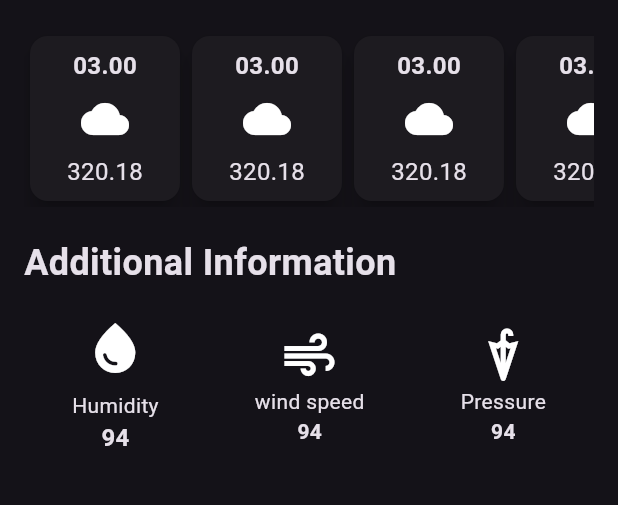
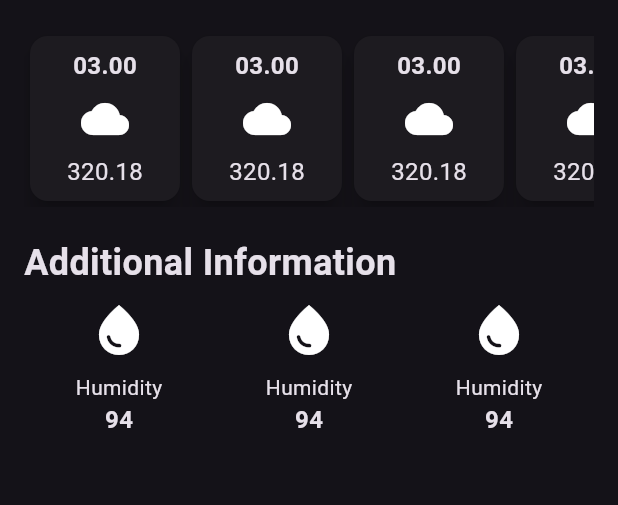
Before and after one commit to arshedgithub/Mobile-weather-app, a Flutter app: the screen it shows after launch, on a phone screen of 412 x 824 dp, the part 486-991 px from its top. Run offline on Flutter 3.47's test engine with Material 2 defaults, Android fonts, the phone set to English and light mode, and no system bars.

Commit message:
move additional info class to seperate file

```diff
--- /dev/null
+++ b/lib/addiotional_info.dart
@@ -0,0 +1,28 @@
+import 'package:flutter/material.dart';
+
+class AdditionalInfo extends StatelessWidget {
+  const AdditionalInfo({
+    super.key,
+  });
+
+  @override
+  Widget build(BuildContext context) {
+    return const Column(
+      children: [
+        Icon(
+          Icons.water_drop,
+          size: 40,
+        ),
+        SizedBox(height: 8),
+        Text('Humidity'),
+        Text(
+          '94',
+          style: TextStyle(
+            fontSize: 16,
+            fontWeight: FontWeight.bold,
+          ),
+        ),
+      ],
+    );
+  }
+}
--- a/lib/weather_screen.dart
+++ b/lib/weather_screen.dart
@@ -1,5 +1,6 @@
 import 'dart:ui';
 import 'package:flutter/material.dart';
+import 'package:weather_app/addiotional_info.dart';
 import 'package:weather_app/hourly_forecast_item.dart';
 
 class WeatherScreen extends StatefulWidget {
@@ -92,53 +93,13 @@ class _WeatherScreenState extends State<WeatherScreen> {
               fontWeight: FontWeight.bold,
             ),
           ),
-          const SizedBox(height: 20),
-          Row(
+          const SizedBox(height: 8),
+          const Row(
             mainAxisAlignment: MainAxisAlignment.spaceAround,
             children: [
-              Column(
-                children: [
-                  Icon(
-                    Icons.water_drop,
-                    size: 40,
-                  ),
-                  SizedBox(height: 8),
-                  Text('Humidity'),
-                  Text(
-                    '94',
-                    style: TextStyle(
-                      fontSize: 16,
-                      fontWeight: FontWeight.bold,
-                    ),
-                  ),
-                ],
-              ),
-              Column(
-                children: [
-                  Icon(
-                    Icons.air,
-                    size: 40,
-                  ),
-                  Text('wind speed'),
-                  Text(
-                    '94',
-                    style: TextStyle(fontWeight: FontWeight.bold),
-                  ),
-                ],
-              ),
-              Column(
-                children: [
-                  Icon(
-                    Icons.umbrella_sharp,
-                    size: 40,
-                  ),
-                  Text('Pressure'),
-                  Text(
-                    '94',
-                    style: TextStyle(fontWeight: FontWeight.bold),
-                  ),
-                ],
-              )
+              AdditionalInfo(),
+              AdditionalInfo(),
+              AdditionalInfo(),
             ],
           )
         ]),
```
